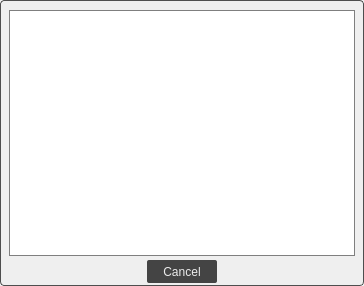
Above: gui/model_info_window.ui from oluatomi/TimetableGUI_project before the change. Below: the same form after it.
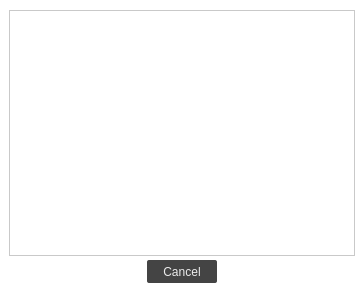
That is the form after the change.

```diff
--- a/gui/model_info_window.ui
+++ b/gui/model_info_window.ui
@@ -15,8 +15,8 @@
   </property>
   <property name="styleSheet">
    <string notr="true">QDialog{
-	border:1.3px solid #4e4e4e;
 	border-radius:4px;
+	background:#fff
 }</string>
   </property>
   <layout class="QVBoxLayout" name="verticalLayout">
@@ -38,7 +38,19 @@
    <item>
     <widget class="QTextEdit" name="textEdit">
      <property name="styleSheet">
-      <string notr="true">border:0.7px solid #7f7f7f;</string>
+      <string notr="true">QTextEdit{
+border:0.5px solid #c9c9c9;
+}
+
+h4{
+	font-weight:bold;
+	color: #2f2fff;
+	font-family: tahoma, sans-serif;
+}
+
+p{
+	color:#ff0000;
+}</string>
      </property>
      <property name="readOnly">
       <bool>true</bool>
```
